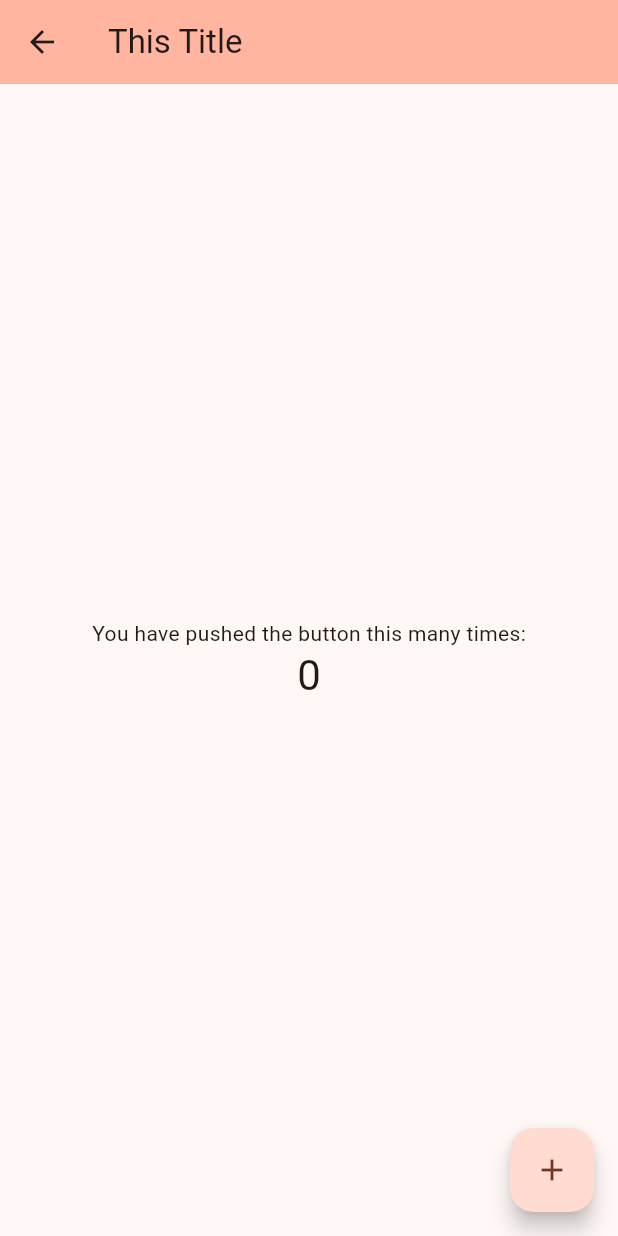
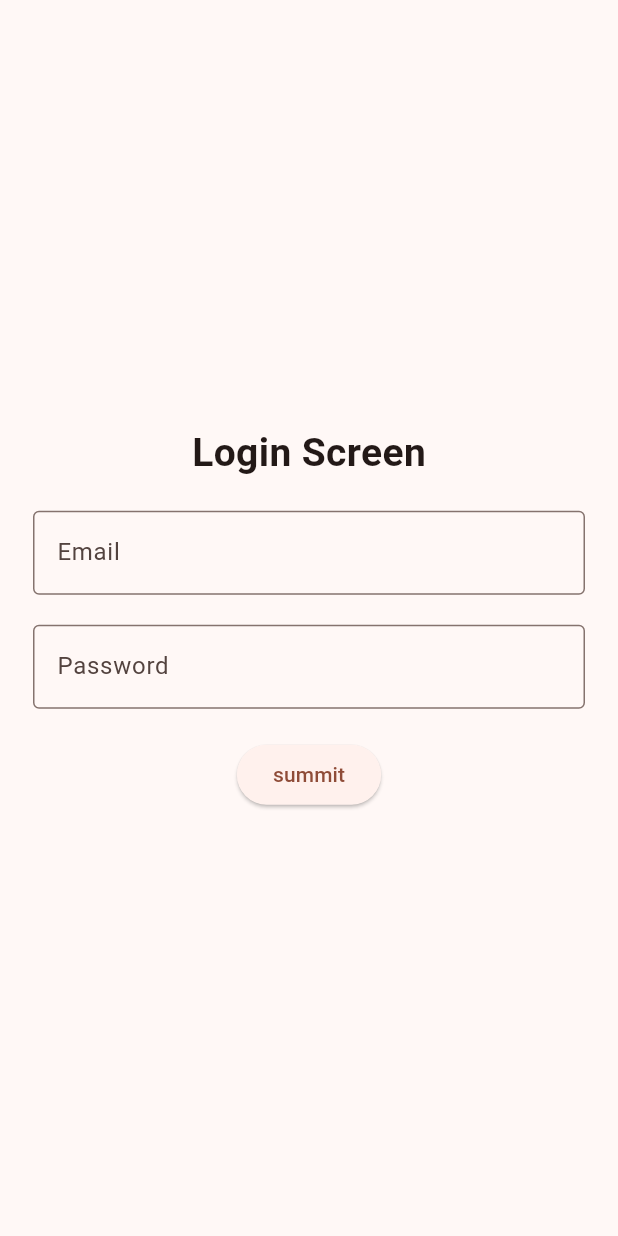
Before and after one commit to swastikamajhi/new_app, a Flutter app: the MyHomePage screen opened directly, on a phone screen of 412 x 824 dp. Run offline on Flutter 3.47's test engine with Material 3 defaults, Android fonts, the phone set to English and light mode, and no system bars.

Commit message:
login screen ui done

```diff
--- /dev/null
+++ b/lib/home.dart
@@ -0,0 +1,43 @@
+import 'package:flutter/material.dart';
+import 'package:new_app/main.dart';
+
+class MyHomePage extends StatelessWidget {
+  const MyHomePage({super.key});
+
+  @override
+  Widget build(BuildContext context) {
+    return Scaffold(
+      body: Padding(
+        padding: const EdgeInsets.symmetric(horizontal: 22),
+        child: Column(
+          spacing: 20,
+
+          mainAxisAlignment: MainAxisAlignment.center,
+          children: [
+            Text(
+              'Login Screen',
+              style: TextStyle(fontSize: 26, fontWeight: FontWeight.bold),
+            ),
+
+            TextField(
+              decoration: InputDecoration(
+                hintText: 'Email',
+                border: OutlineInputBorder(),
+              ),
+            ),
+
+            TextField(
+              decoration: InputDecoration(
+                hintText: 'Password',
+
+                border: OutlineInputBorder(),
+              ),
+            ),
+
+            ElevatedButton(onPressed: () {}, child: Text("summit")),
+          ],
+        ),
+      ),
+    );
+  }
+}
--- a/lib/main.dart
+++ b/lib/main.dart
@@ -1,4 +1,5 @@
 import 'package:flutter/material.dart';
+import 'package:new_app/home.dart';
 
 void main() {
   runApp(const MyApp());
@@ -14,61 +15,7 @@ class MyApp extends StatelessWidget {
       theme: ThemeData(
         colorScheme: ColorScheme.fromSeed(seedColor: Colors.deepOrange),
       ),
-      home: const MyPage(),
+      home: const MyHomePage()
     );
   }
 }
-
-class MyPage extends StatelessWidget {
-  const MyPage({super.key});
-
-  @override
-  Widget build(BuildContext context) {
-    return Scaffold(body: Center(child: Text('Hello World')));
-  }
-}
-
-class MyHomePage extends StatefulWidget {
-  const MyHomePage({super.key});
-
-  @override
-  State<MyHomePage> createState() => _MyHomePageState();
-}
-
-class _MyHomePageState extends State<MyHomePage> {
-  int _counter = 0;
-
-  void _incrementCounter() {
-    setState(() {
-      _counter++;
-    });
-  }
-
-  @override
-  Widget build(BuildContext context) {
-    return Scaffold(
-      appBar: AppBar(
-        backgroundColor: Theme.of(context).colorScheme.inversePrimary,
-
-        title: Text('This Title'),
-      ),
-      body: Center(
-        child: Column(
-          mainAxisAlignment: MainAxisAlignment.center,
-          children: <Widget>[
-            const Text('You have pushed the button this many times:'),
-            Text(
-              '$_counter',
-              style: Theme.of(context).textTheme.headlineMedium,
-            ),
-          ],
-        ),
-      ),
-      floatingActionButton: FloatingActionButton(
-        onPressed: _incrementCounter,
-        tooltip: 'Increment',
-        child: const Icon(Icons.add),
-      ),
-    );
-  }
-}
```
